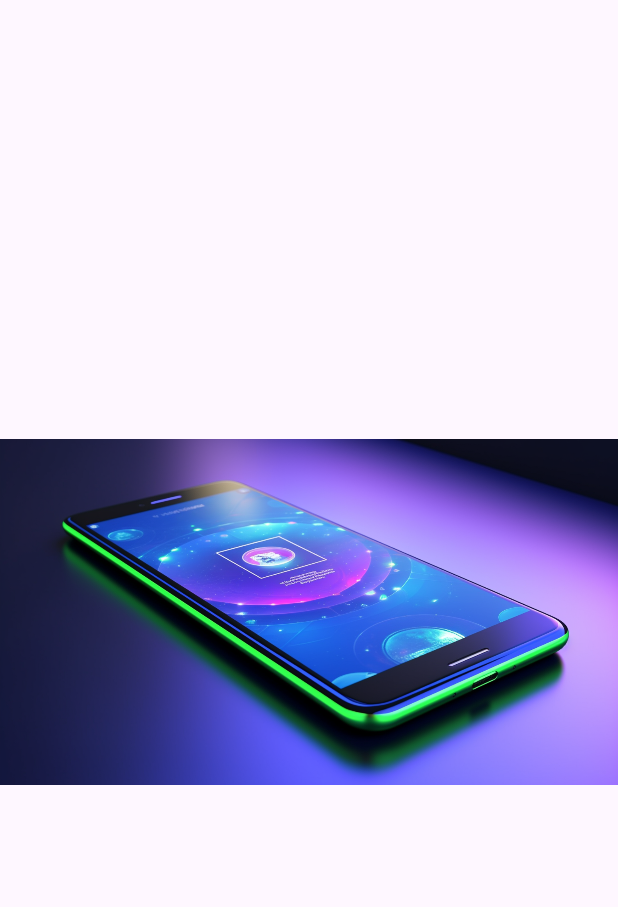
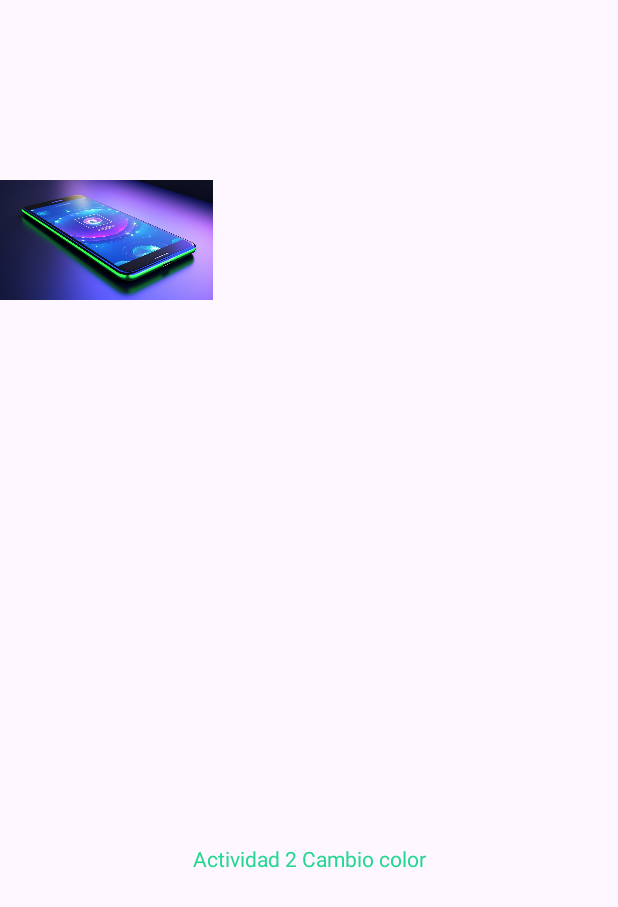
Before and after one commit to aromlob/Actividad_Android, an Android app: the screen it shows after launch (MainActivity), on a phone screen of 412 x 824 dp. Shown: the top 907 px of the screen. Run offline under Robolectric (Android 15) with nearby library versions, the phone set to English and light mode, and no system bars.

Commit message:
Actividad 2

```diff
--- a/app/src/main/java/com/example/actvidadesandroid/MainActivity.kt
+++ b/app/src/main/java/com/example/actvidadesandroid/MainActivity.kt
@@ -2,6 +2,7 @@ package com.example.actvidadesandroid
 
 import android.os.Bundle
 import android.widget.ImageView
+import android.widget.TextView
 import androidx.activity.enableEdgeToEdge
 import androidx.appcompat.app.AppCompatActivity
 import androidx.core.view.ViewCompat
@@ -12,12 +13,10 @@ class MainActivity : AppCompatActivity() {
         super.onCreate(savedInstanceState)
         enableEdgeToEdge()
         setContentView(R.layout.activity_main)
-        /*ViewCompat.setOnApplyWindowInsetsListener(findViewById(R.id.main)) { v, insets ->
-            val systemBars = insets.getInsets(WindowInsetsCompat.Type.systemBars())
-            v.setPadding(systemBars.left, systemBars.top, systemBars.right, systemBars.bottom)
-            insets
-        }*/
         val imageView : ImageView = findViewById(R.id.iv_imagen)
         imageView.setImageResource(R.drawable.imagen)
+        val textView : TextView = findViewById(R.id.iv_text)
+        textView.setText("Actividad 2 Cambio color")
+
     }
 }
--- a/app/src/main/res/layout/activity_main.xml
+++ b/app/src/main/res/layout/activity_main.xml
@@ -8,21 +8,21 @@
     tools:context=".MainActivity">
 
     <TextView
+        android:id="@+id/iv_text"
         android:layout_width="wrap_content"
         android:layout_height="wrap_content"
-        android:text="Actividad 1"
+        android:textColor="@color/verde"
         app:layout_constraintBottom_toBottomOf="parent"
         app:layout_constraintEnd_toEndOf="parent"
         app:layout_constraintStart_toStartOf="parent"
-        app:layout_constraintTop_toTopOf="parent" />
+        app:layout_constraintTop_toBottomOf="@+id/iv_imagen" />
 
     <ImageView
         android:id="@+id/iv_imagen"
-        android:layout_width="wrap_content"
-        android:layout_height="wrap_content"
-        android:layout_centerInParent="true"
+        android:layout_width="142dp"
+        android:layout_height="320dp"
         android:src="@drawable/imagen"
-        android:contentDescription="@string/descripcion_imagen"
-        tools:layout_editor_absoluteX="0dp"
-        tools:layout_editor_absoluteY="-134dp" />
+        tools:layout_editor_absoluteX="53dp"
+        tools:layout_editor_absoluteY="16dp"
+        tools:ignore="MissingConstraints" />
 </androidx.constraintlayout.widget.ConstraintLayout>
--- a/app/src/main/res/values/colors.xml
+++ b/app/src/main/res/values/colors.xml
@@ -2,4 +2,8 @@
 <resources>
     <color name="black">#FF000000</color>
     <color name="white">#FFFFFFFF</color>
+    <color name="magenta">#CE3469</color>
+    <color name="amarillo">#C3B214</color>
+    <color name="azul">#3F51B5</color>
+    <color name="verde">#25D790</color>
 </resources>
```
Also changed, not shown: app/src/main/res/values/attrs.xml (added, +7 -0 lines), app/src/main/res/values/styles.xml (added, +8 -0 lines).
